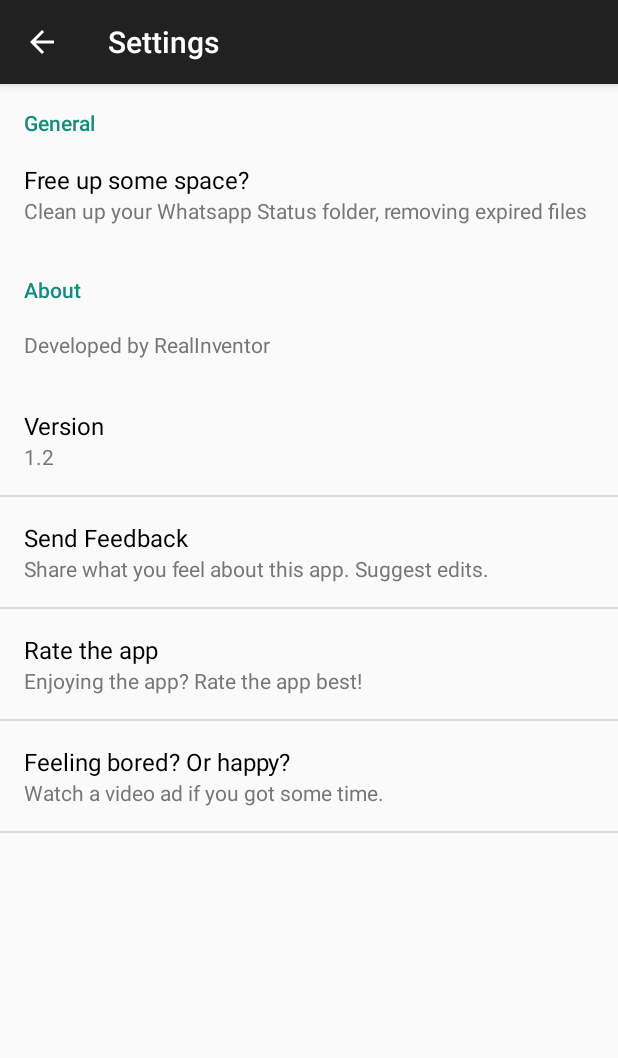
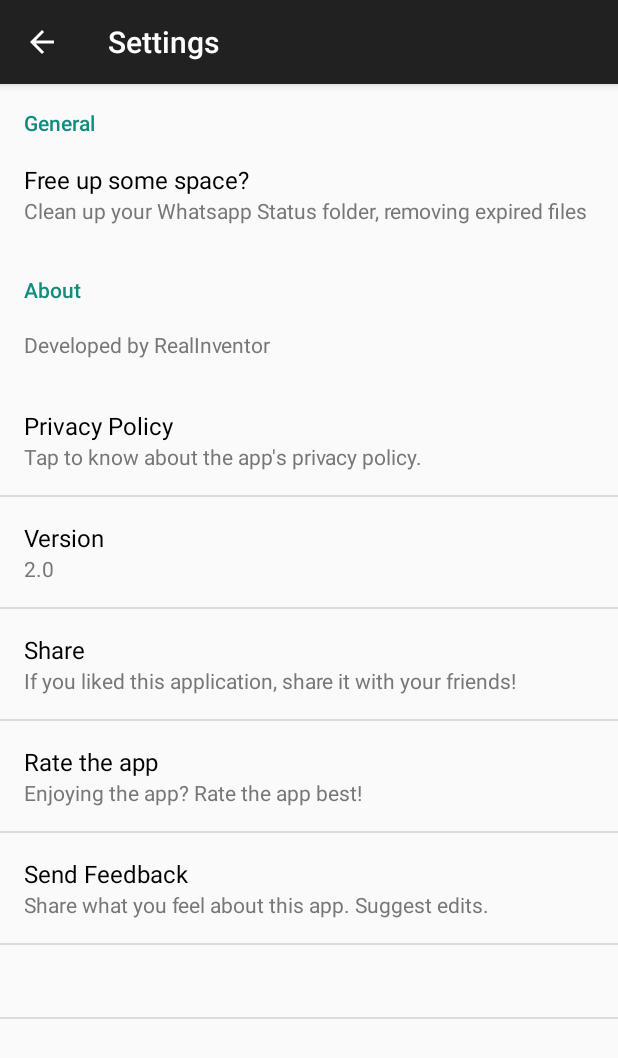
Before and after one commit to FlawlessByte/StatusManager, an Android app: the SettingsPrefActivity screen opened directly, with no data from a screen before it, on a phone screen of 412 x 824 dp. Shown: the top 1058 px of the screen. Run offline under Robolectric (Android 15) with nearby library versions, the phone set to English and light mode, and no system bars; our stand-ins replace AdMob; 1 statement that could not run was skipped.

```diff
--- a/app/src/main/res/values/strings.xml
+++ b/app/src/main/res/values/strings.xml
@@ -21,10 +21,11 @@
     <string name="try_again">Try again!</string>
     <string name="yes">Yes</string>
     <string name="no">No</string>
+    <string name="retry">Retry</string>
 
     <string name="whatsapp_fold_not_exist">It looks like you don\'t have a Whatsapp Status folder in your system!</string>
     <string name="fold_not_found">Could not find Status folder!</string>
-    <string name="gbwhatsapp_stat">We could not find the folder that contains your Status media. This can happen if you don\'t have Whatsapp installed or if you are using GBWhatsapp. Are you using GBWhatsapp?</string>
+    <string name="gbwhatsapp_stat">We could not find the folder that contains your Status media. This can happen if you don\'t have Whatsapp installed.</string>
     <string name="no_whatsapp">I don\'t have Whatsapp</string>
     <string name="app_cannot_work">This application cannot work unless you have Whatsapp installed!</string>
 
@@ -79,5 +80,10 @@
     <string name="watch_ad_summary">Watch a video ad if you got some time.</string>
     <string name="watch_ad_title">Feeling bored? Or happy?</string>
     <string name="about">About</string>
+    <string name="share_using">Share using</string>
+    <string name="privacy">Privacy Policy</string>
+    <string name="privacy_summary">Tap to know about the app\'s privacy policy.</string>
+    <string name="share">Share</string>
+    <string name="share_summary">If you liked this application, share it with your friends!</string>
 
 </resources>
--- a/app/src/main/res/xml/pref_main.xml
+++ b/app/src/main/res/xml/pref_main.xml
@@ -48,23 +48,39 @@
             android:summary="@string/about_pref" />
 
         <Preference
-        android:summary="1.2"
-        android:title="@string/version" />
+            android:title="@string/privacy"
+            android:key="key_privacy"
+            android:summary="@string/privacy_summary"/>
 
         <Preference
-        android:key="key_feedback"
-        android:summary="@string/feedback_summary"
-        android:title="@string/send_feedback" />
+            android:title="@string/version"
+            android:key="key_version"
+            android:summary="2.0"/>
 
         <Preference
-        android:key="key_rate_app"
-        android:summary="@string/rate_app_summary"
-        android:title="@string/rate_app" />
+            android:title="@string/share"
+            android:key="key_share"
+            android:summary="@string/share_summary"/>
 
         <Preference
-        android:key="key_video_ad"
-        android:summary="@string/watch_ad_summary"
-        android:title="@string/watch_ad_title" />
+            android:title="@string/rate_app"
+            android:key="key_rate_app"
+            android:summary="@string/rate_app_summary"/>
+
+        <Preference
+            android:title="@string/send_feedback"
+            android:key="key_feedback"
+            android:summary="@string/feedback_summary"/>
+
+<!--        <Preference-->
+<!--            android:title="@string/watch_ad_title"-->
+<!--            android:key="key_video_ad"-->
+<!--            android:summary="@string/watch_ad_summary"/>-->
+
+        <Preference
+            android:title=""
+            android:key="key_secret"
+            android:summary=""/>
 
     </PreferenceCategory>
 
--- a/build.gradle
+++ b/build.gradle
@@ -7,7 +7,7 @@ buildscript {
         jcenter()
     }
     dependencies {
-        classpath 'com.android.tools.build:gradle:3.0.1'
+        classpath 'com.android.tools.build:gradle:3.1.2'
 
 
         // NOTE: Do not place your application dependencies here; they belong
```
Also changed, not shown: app/build.gradle (+10 -10 lines), app/src/main/java/co/realinventor/statusmanager/IntroActivity.java (+18 -17 lines), app/src/main/java/co/realinventor/statusmanager/SettingsPrefActivity.java (+104 -63 lines), app/src/main/java/co/realinventor/statusmanager/ViewActivity.java (+22 -13 lines), app/src/main/java/fragments/SlideshowDialogFragment.java (+9 -2 lines), app/src/main/java/helpers/MediaFiles.java (+27 -9 lines), gradle/wrapper/gradle-wrapper.properties, 9 other files. Lines whose indentation alone changed are shown as unchanged.
